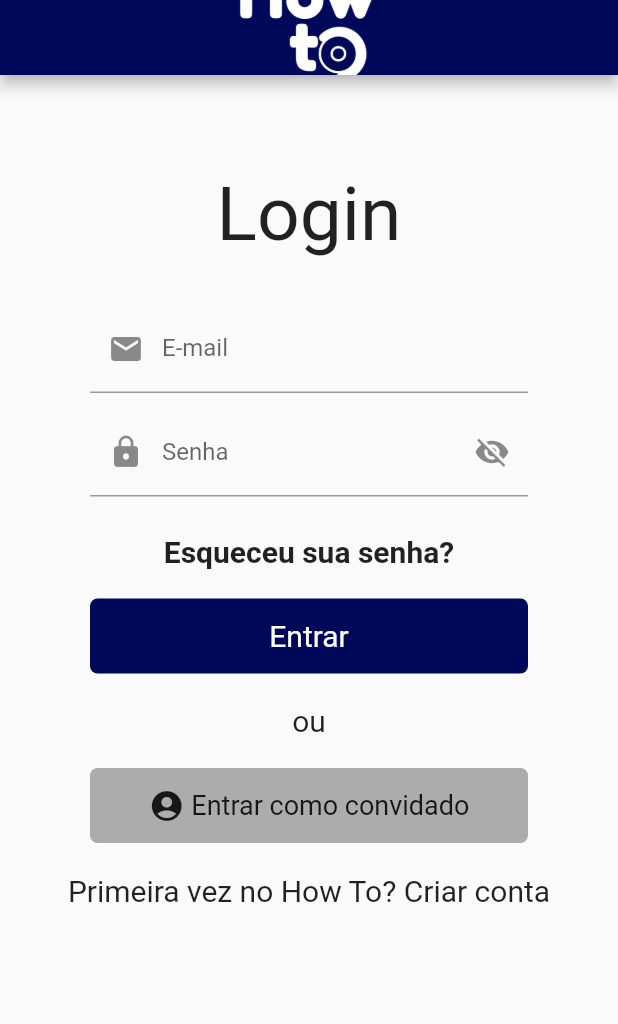
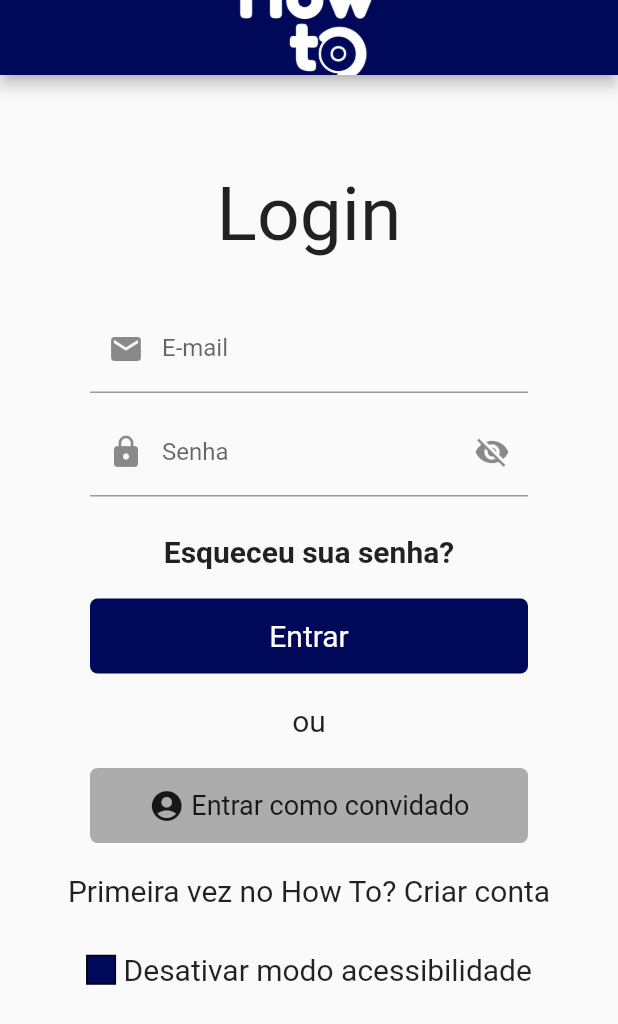
Before and after one commit to KlotJota/how_to, a Flutter app: the screen it shows after launch, on a phone screen of 412 x 824 dp. Shown: the top 1024 px of the screen. Run offline on Flutter 3.47's test engine with Material 2 defaults, Android fonts, the phone set to English and light mode, and no system bars; our stand-ins replace camera, cloud_firestore, firebase_auth, firebase_core, firebase_storage, flutter_tts and 4 more; missing offline and left inert: google_mlkit_commons, google_mlkit_face_detection; accounts and stored records are empty.

Commit message:
Pesquisa arrumada e opcao de ativar/desativar acessibilidade implementada

```diff
--- a/lib/Views/appBar/micButton.dart
+++ b/lib/Views/appBar/micButton.dart
@@ -1,6 +1,5 @@
 import 'package:flutter/material.dart';
 import 'package:flutter/services.dart';
-import 'package:flutter_tts/flutter_tts.dart';
 import 'package:how_to/Views/acessibility/acessibility_singleton.dart';
 import 'package:how_to/Views/acessibility/flutterTts_singleton.dart';
 import 'package:how_to/Views/search_page/search-page.dart';
@@ -55,10 +54,8 @@ class _MicButtonState extends State<MicButton> {
         setState(() {
           _isPressed = false;
         });
+        Get.to(SearchPage());
         speechToText.stop();
-        if (pesquisa.searchController.text.isNotEmpty) {
-          Get.to(SearchPage());
-        }
       },
       child: _isPressed ? _buildContainer() : _buildFAB(),
     );
--- a/lib/Views/login/components/body.dart
+++ b/lib/Views/login/components/body.dart
@@ -3,10 +3,26 @@ import 'package:how_to/Views/acessibility/acessibility_singleton.dart';
 import 'package:how_to/Views/acessibility/flutterTts_singleton.dart';
 import 'package:how_to/Views/login/components/login_form.dart';
 import 'package:flutter/services.dart';
+import 'package:get/get.dart';
+import 'package:how_to/Views/login/user_login.dart';
 
-class Body extends StatelessWidget {
+class Body extends StatefulWidget {
+  @override
+  State<Body> createState() => _BodyState();
+}
+
+class _BodyState extends State<Body> {
   bool isAccessibilityEnabled = AccessibilitySettings().isAccessibilityEnabled;
+
   TtsService ttsService = TtsService();
+
+  void toggleAccessibility() {
+    AccessibilitySettings().toggleAccessibility();
+    setState(() {
+      isAccessibilityEnabled = AccessibilitySettings().isAccessibilityEnabled;
+    });
+    Get.offAll(UserLoginPage());
+  }
 
   @override
   Widget build(BuildContext context) {
@@ -32,7 +48,50 @@ class Body extends StatelessWidget {
                   ),
                 ),
               ),
-              const LoginForm()
+              const LoginForm(),
+              Padding(
+                padding: const EdgeInsets.all(30.0),
+                child: Row(
+                  mainAxisAlignment: MainAxisAlignment.center,
+                  children: [
+                    GestureDetector(
+                      onTap: () {
+                        toggleAccessibility();
+                        isAccessibilityEnabled
+                            ? ttsService.speak('Modo de acessibilidade ativado')
+                            : null;
+                      },
+                      child: Container(
+                        height: 20,
+                        width: 20,
+                        decoration: BoxDecoration(
+                            color: isAccessibilityEnabled
+                                ? Color.fromRGBO(0, 9, 89, 1)
+                                : null,
+                            border: Border.all(width: 1, color: Colors.black)),
+                      ),
+                    ),
+                    Container(
+                      padding: EdgeInsets.only(left: 5),
+                      child: isAccessibilityEnabled
+                          ? GestureDetector(
+                              onTap: () {
+                                ttsService
+                                    .speak('Desativar modo acessibilidade');
+                              },
+                              child: Text(
+                                "Desativar modo acessibilidade",
+                                style: TextStyle(fontSize: 20),
+                              ),
+                            )
+                          : Text(
+                              'Ativar modo acessibilidade',
+                              style: TextStyle(fontSize: 14),
+                            ),
+                    )
+                  ],
+                ),
+              )
             ],
           ),
         ),
--- a/lib/Views/search_page/components/body.dart
+++ b/lib/Views/search_page/components/body.dart
@@ -21,22 +21,21 @@ class _BodyState extends State<Body> {
   FirebaseAuth auth = FirebaseAuth.instance;
   FirebaseFirestore firestore = FirebaseFirestore.instance;
 
-  var searchKey = GlobalKey<FormState>();
-
   bool isAccessibilityEnabled = AccessibilitySettings().isAccessibilityEnabled;
 
   TtsService ttsService = TtsService();
+
+  SearchSingleton pesquisa = SearchSingleton.controller;
 
   @override
   void dispose() {
     ttsService.dispose(); // Pare a leitura ao sair do widget
     super.dispose();
+    pesquisa.searchController.text = '';
   }
 
   @override
   Widget build(BuildContext context) {
-    SearchSingleton pesquisa = SearchSingleton.controller;
-
     return Scaffold(
       body: StreamBuilder<QuerySnapshot<Map<String, dynamic>>>(
         stream: firestore.collection('tutoriais').snapshots(),
@@ -69,7 +68,7 @@ class _BodyState extends State<Body> {
                           margin: const EdgeInsets.fromLTRB(10, 10, 10, 0),
                           width: MediaQuery.of(context).size.width - 80,
                           child: TextField(
-                            key: searchKey,
+                            controller: pesquisa.searchController,
                             onTap: () {
                               HapticFeedback.heavyImpact();
                               isAccessibilityEnabled
```
Also changed, not shown: lib/Views/acessibility/acessibility_singleton.dart (+14 -0 lines), lib/Views/login/components/login_form.dart (+8 -5 lines), pubspec.yaml (+7 -5 lines), pubspec.lock, 1 other file.
